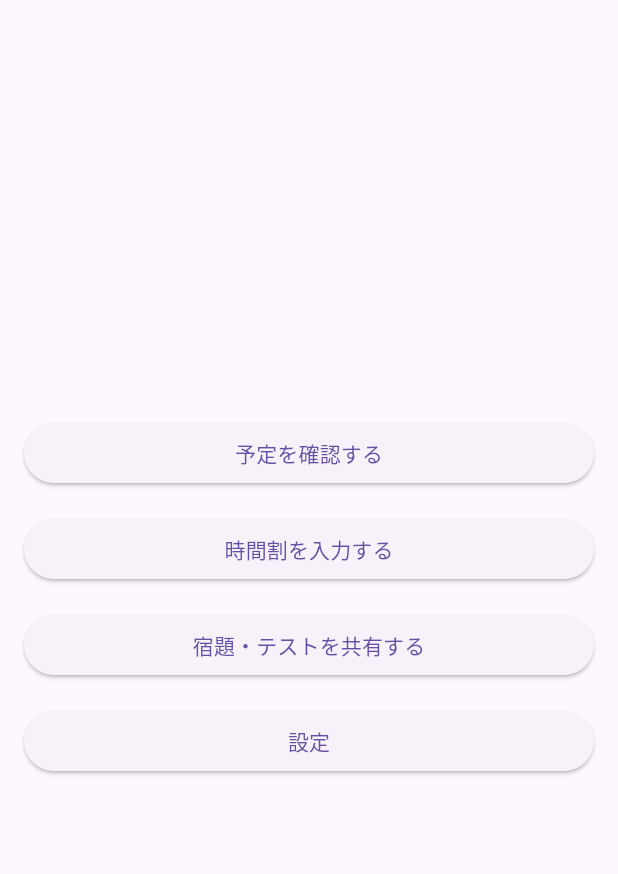
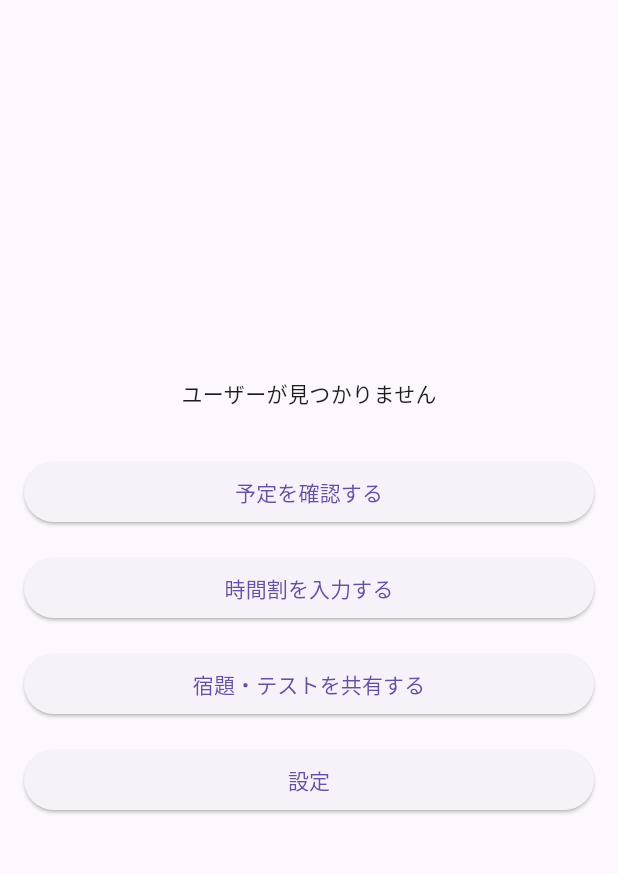
Before and after one commit to kyouka-y/study_support, a Flutter app: the screen it shows after launch, on a phone screen of 412 x 824 dp, the part 63-937 px from its top. Run offline on Flutter 3.47's test engine with Material 3 defaults, Android fonts, the phone set to English and light mode, and no system bars; our stand-ins replace cloud_firestore, firebase_core, shared_preferences, table_calendar; accounts and stored records are empty.

Commit message:
Read user data from Firestore

```diff
--- a/lib/home_page.dart
+++ b/lib/home_page.dart
@@ -1,10 +1,47 @@
 import 'package:flutter/material.dart';
+
 import 'schedule_menu_page.dart';
 import 'timetable_menu_page.dart';
 import 'homework_menu_page.dart';
 
-class HomePage extends StatelessWidget {
+import 'models/user_model.dart';
+import 'services/user_service.dart';
+
+class HomePage extends StatefulWidget {
   const HomePage({super.key});
+
+  @override
+  State<HomePage> createState() => _HomePageState();
+}
+
+class _HomePageState extends State<HomePage> {
+  final UserService _userService = UserService();
+
+  AppUser? _user;
+  bool _isLoading = true;
+  String? _errorMessage;
+
+  @override
+  void initState() {
+    super.initState();
+    _loadUser();
+  }
+
+  Future<void> _loadUser() async {
+    try {
+      final user = await _userService.getUser('T001');
+
+      setState(() {
+        _user = user;
+        _isLoading = false;
+      });
+    } catch (e) {
+      setState(() {
+        _errorMessage = e.toString();
+        _isLoading = false;
+      });
+    }
+  }
 
   @override
   Widget build(BuildContext context) {
@@ -17,7 +54,23 @@ class HomePage extends StatelessWidget {
         child: Column(
           mainAxisAlignment: MainAxisAlignment.center,
           children: [
-            // ① 予定を確認する
+            if (_isLoading)
+              const CircularProgressIndicator()
+            else if (_errorMessage != null)
+              Text('エラー: $_errorMessage')
+            else if (_user == null)
+              const Text('ユーザーが見つかりません')
+            else
+              Text(
+                '${_user!.name} さん',
+                style: const TextStyle(
+                  fontSize: 24,
+                  fontWeight: FontWeight.bold,
+                ),
+              ),
+
+            const SizedBox(height: 32),
+
             SizedBox(
               width: double.infinity,
               child: ElevatedButton(
@@ -35,7 +88,6 @@ class HomePage extends StatelessWidget {
 
             const SizedBox(height: 16),
 
-            // ② 時間割を入力する（仮）
             SizedBox(
               width: double.infinity,
               child: ElevatedButton(
@@ -53,17 +105,16 @@ class HomePage extends StatelessWidget {
 
             const SizedBox(height: 16),
 
-            // ③ 宿題・テストを共有（仮）
             SizedBox(
               width: double.infinity,
               child: ElevatedButton(
                 onPressed: () {
-                   Navigator.push(
+                  Navigator.push(
                     context,
                     MaterialPageRoute(
                       builder: (context) => const HomeworkMenuPage(),
-                  ),
-                   );
+                    ),
+                  );
                 },
                 child: const Text('宿題・テストを共有する'),
               ),
@@ -71,13 +122,14 @@ class HomePage extends StatelessWidget {
 
             const SizedBox(height: 16),
 
-            // ④ 設定（仮）
             SizedBox(
               width: double.infinity,
               child: ElevatedButton(
                 onPressed: () {
                   ScaffoldMessenger.of(context).showSnackBar(
-                    const SnackBar(content: Text('設定画面は未実装です')),
+                    const SnackBar(
+                      content: Text('設定画面は未実装です'),
+                    ),
                   );
                 },
                 child: const Text('設定'),
--- /dev/null
+++ b/lib/models/user_model.dart
@@ -0,0 +1,22 @@
+class AppUser {
+  final String loginId;
+  final String role;
+  final String name;
+  final bool active;
+
+  AppUser({
+    required this.loginId,
+    required this.role,
+    required this.name,
+    required this.active,
+  });
+
+  factory AppUser.fromMap(Map<String, dynamic> data) {
+    return AppUser(
+      loginId: data['loginId'] ?? '',
+      role: data['role'] ?? '',
+      name: data['name'] ?? '',
+      active: data['active'] ?? false,
+    );
+  }
+}
```
Also changed, not shown: lib/services/user_service.dart (added, +23 -0 lines).
